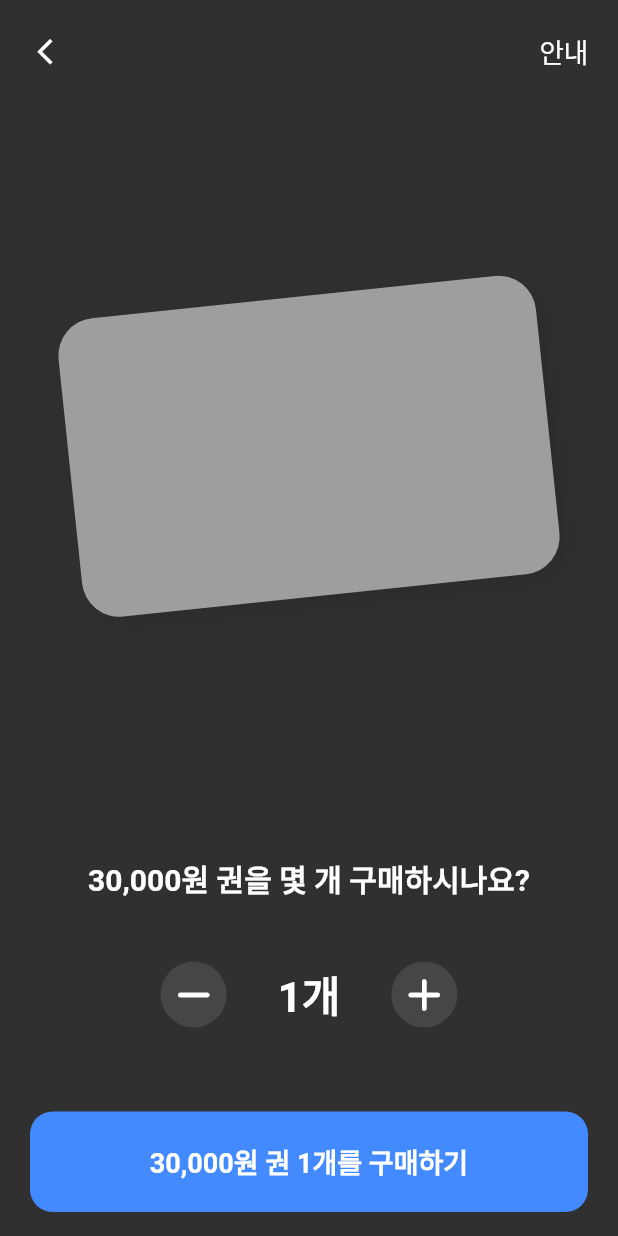
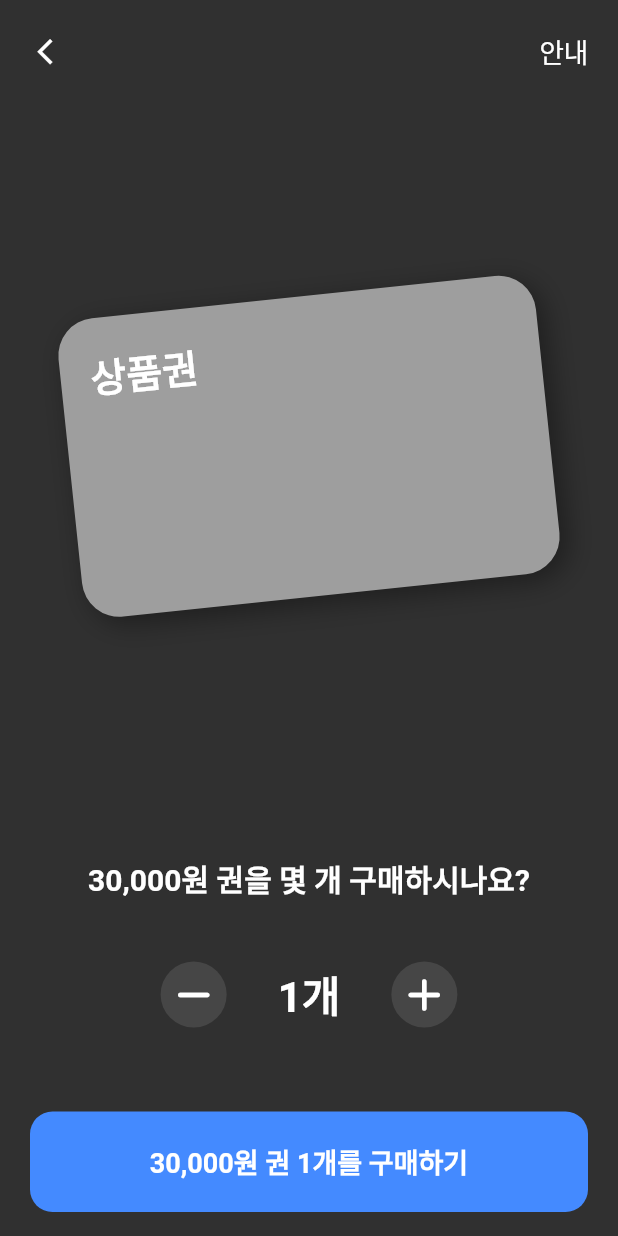
Before and after one commit to cyb9701/flutter-practice, a Flutter app: the GiftCardPage screen opened directly with empty values, on a phone screen of 412 x 824 dp. Run offline on Flutter 3.47's test engine with Material 2 defaults, Android fonts, the phone set to English and light mode, and no system bars.

Commit message:
카드 바운드 애니메이션 추가

```diff
--- a/lib/gift_card_page.dart
+++ b/lib/gift_card_page.dart
@@ -25,17 +25,21 @@ class _GiftCardPageState extends State<GiftCardPage> with TickerProviderStateMix
   int _cardQuantity = 1;
   int _animationCardQuantity = 1;
 
-  // 카드 회전 애니메이션.
+  // 카드 애니메이션.
   late Animation<double> _cardRotateAnimation;
   late AnimationController _cardRotateController;
+  late AnimationController _cardBounceController;
 
   // 증감 버튼 크기 애니메이션.
   late AnimationController _decreaseButtonScaleController;
   late AnimationController _increaseButtonScaleController;
-  final Duration _animationDuration = const Duration(milliseconds: 100);
 
-  // 카드 회전 애니메이션 설정.
+  // 바운스 애니메이션.
+  final Duration _bounceAnimationDuration = const Duration(milliseconds: 100);
+
+  // 카드 애니메이션 설정.
   void _setCardRotateAnimation() {
+    // 카드 회전 애니메이션.
     _cardRotateController = AnimationController(
       vsync: this,
       duration: const Duration(seconds: 1),
@@ -48,6 +52,14 @@ class _GiftCardPageState extends State<GiftCardPage> with TickerProviderStateMix
         setState(() {});
       });
     _cardRotateController.forward();
+
+    // 카드 바운스 애니메이션.
+    _cardBounceController = AnimationController(
+      vsync: this,
+      duration: _bounceAnimationDuration,
+      lowerBound: 0.0,
+      upperBound: 10.0,
+    )..addListener(() => setState(() {}));
   }
 
   // 버튼 크기 애니메이션 설정.
@@ -55,7 +67,7 @@ class _GiftCardPageState extends State<GiftCardPage> with TickerProviderStateMix
     // 감소 버튼 애니메이션.
     _decreaseButtonScaleController = AnimationController(
       vsync: this,
-      duration: _animationDuration,
+      duration: _bounceAnimationDuration,
       lowerBound: 0.0,
       upperBound: 0.6,
     )..addListener(() => setState(() {}));
@@ -63,7 +75,7 @@ class _GiftCardPageState extends State<GiftCardPage> with TickerProviderStateMix
     // 증가 버튼 애니메이션.
     _increaseButtonScaleController = AnimationController(
       vsync: this,
-      duration: _animationDuration,
+      duration: _bounceAnimationDuration,
       lowerBound: 0.0,
       upperBound: 0.6,
     )..addListener(() => setState(() {}));
@@ -105,26 +117,30 @@ class _GiftCardPageState extends State<GiftCardPage> with TickerProviderStateMix
                       tag: widget.tag,
                       child: Transform.rotate(
                         angle: _cardRotateAnimation.value * (-math.pi / 30),
+                        child: Transform(
+                          alignment: Alignment.topLeft,
+                          transform: Matrix4.identity()
+                            // 회전.
+                            ..rotateX(_cardBounceController.value * (-math.pi / 400))
+                            ..rotateY(_cardBounceController.value * (math.pi / 400)),
                           child: Stack(
                             children: List.generate(
                               _animationCardQuantity,
                               (index) {
-                              final _index = _animationCardQuantity - index - 1;
+                                final _index = _animationCardQuantity - 1 - index;
                                 return Transform(
                                   transform: Matrix4.identity()
-                                  // 원근법.
-                                  ..setEntry(3, 2, -0.000001 * _index)
-
                                     // 이동.
                                     ..setEntry(0, 3, -1.5 * _index)
                                     ..setEntry(1, 3, -2.0 * _index)
                                     // 회전.
                                     ..rotateX(-0.075 * _index)
                                     ..rotateY(0.07 * _index),
-                                child: _giftCard(index: _index),
+                                  child: _giftCard(index: index),
                                 );
                               },
                             ).reversed.toList(),
+                          ),
                         ),
                       ),
                     ),
@@ -184,15 +200,16 @@ class _GiftCardPageState extends State<GiftCardPage> with TickerProviderStateMix
   // 기프트 카드.
   Container _giftCard({required int index}) {
     final _shadowList = [
-      Colors.black12,
-      Colors.black26,
       Colors.black38,
       Colors.black45,
+      Colors.black54,
+      Colors.black54,
       Colors.black54,
     ];
     return Container(
       width: _cardWidth,
       height: _cardHeight,
+      padding: const EdgeInsets.all(20),
       decoration: BoxDecoration(
         color: widget.colors,
         borderRadius: BorderRadius.circular(25),
@@ -205,6 +222,15 @@ class _GiftCardPageState extends State<GiftCardPage> with TickerProviderStateMix
           ),
         ],
       ),
+      child: (index == 0)
+          ? const Text(
+              '상품권',
+              style: TextStyle(
+                fontSize: 26,
+                fontWeight: FontWeight.w700,
+              ),
+            )
+          : const SizedBox.shrink(),
     );
   }
 
@@ -271,6 +297,12 @@ class _GiftCardPageState extends State<GiftCardPage> with TickerProviderStateMix
                     _animationCardQuantity++;
                   }
 
+                  // 카드 바운스 애니메이션.
+                  _cardBounceController.forward();
+                  Future.delayed(_bounceAnimationDuration, () {
+                    _cardBounceController.reverse();
+                  });
+
                   // 상태변경.
                   setState(() {});
                 },
@@ -292,7 +324,7 @@ class _GiftCardPageState extends State<GiftCardPage> with TickerProviderStateMix
       onPressed: () {
         // 애니메이션 효과.
         animationController.forward();
-        Future.delayed(_animationDuration, () {
+        Future.delayed(_bounceAnimationDuration, () {
           animationController.reverse();
         });
 
```
Lines whose indentation alone changed are shown as unchanged.
